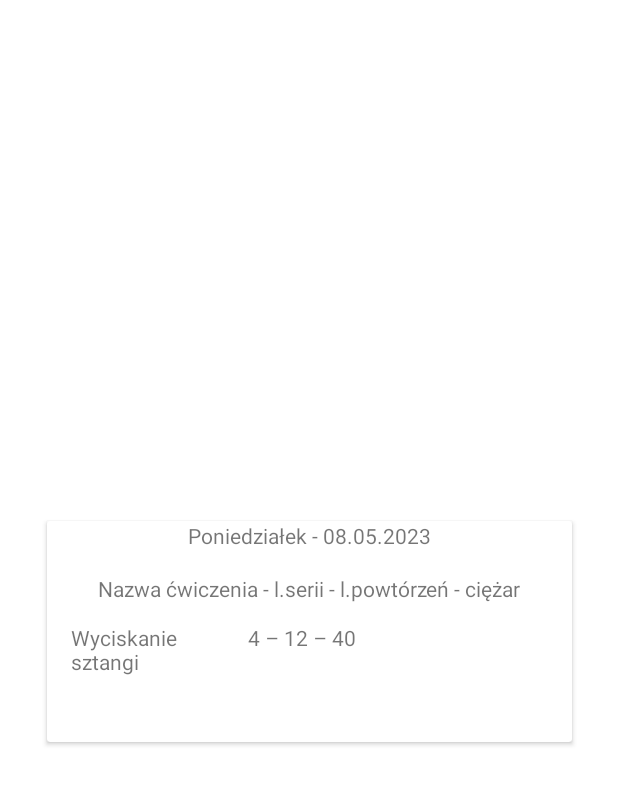
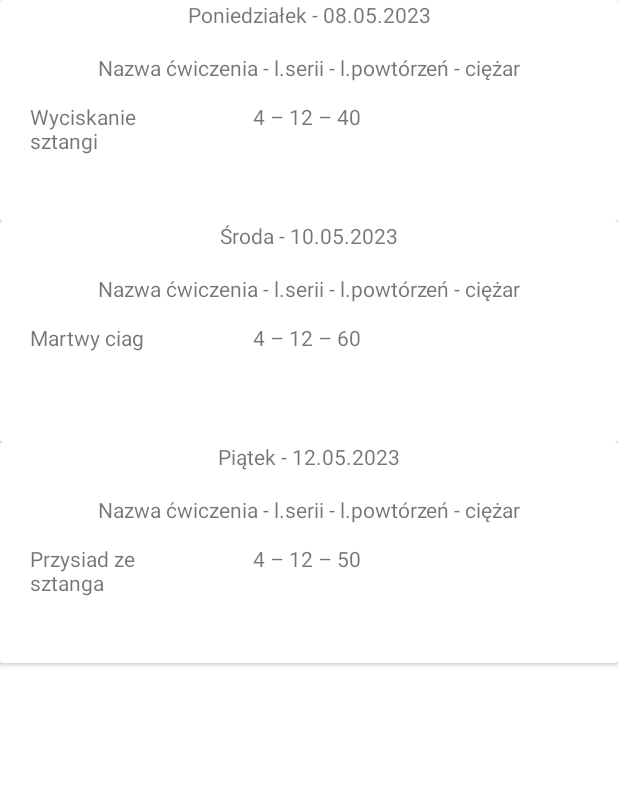
Before and after one commit to tfj4k3y/gainTracker, an Android app: the PreviewActivity screen opened directly, with no data from a screen before it, on a phone screen of 412 x 824 dp. Shown: the top 785 px of the screen. Run offline under Robolectric (Android 15) with nearby library versions, the phone set to English and light mode, and no system bars.

Commit message:
Trzeci commit

```diff
--- a/app/src/main/java/com/example/gaintracker/MainActivity.java
+++ b/app/src/main/java/com/example/gaintracker/activities/MainActivity.java
@@ -1,4 +1,4 @@
-package com.example.gaintracker;
+package com.example.gaintracker.activities;
 
 import androidx.appcompat.app.AppCompatActivity;
 
@@ -6,6 +6,8 @@ import android.content.Intent;
 import android.os.Bundle;
 import android.view.View;
 import android.widget.Button;
+
+import com.example.gaintracker.R;
 
 public class MainActivity extends AppCompatActivity {
 
--- a/app/src/main/java/com/example/gaintracker/PreviewActivity.java
+++ b/app/src/main/java/com/example/gaintracker/activities/PreviewActivity.java
@@ -1,10 +1,13 @@
-package com.example.gaintracker;
+package com.example.gaintracker.activities;
 
 import androidx.appcompat.app.AppCompatActivity;
 import androidx.recyclerview.widget.LinearLayoutManager;
 import androidx.recyclerview.widget.RecyclerView;
 
 import android.os.Bundle;
+
+import com.example.gaintracker.R;
+import com.example.gaintracker.RecycleviewAdapter;
 
 public class PreviewActivity extends AppCompatActivity {
 
--- a/app/src/main/java/com/example/gaintracker/SettingsActivity.java
+++ b/app/src/main/java/com/example/gaintracker/activities/SettingsActivity.java
@@ -1,10 +1,12 @@
-package com.example.gaintracker;
+package com.example.gaintracker.activities;
 
 import androidx.appcompat.app.AppCompatActivity;
 
 import android.os.Bundle;
 import android.view.View;
 import android.widget.Button;
+
+import com.example.gaintracker.R;
 
 public class SettingsActivity extends AppCompatActivity {
 
--- a/app/src/main/java/com/example/gaintracker/StartActivity.java
+++ b/app/src/main/java/com/example/gaintracker/activities/StartActivity.java
@@ -1,8 +1,10 @@
-package com.example.gaintracker;
+package com.example.gaintracker.activities;
 
 import androidx.appcompat.app.AppCompatActivity;
 
 import android.os.Bundle;
+
+import com.example.gaintracker.R;
 
 public class StartActivity extends AppCompatActivity {
 
--- a/app/src/main/res/layout/activity_main.xml
+++ b/app/src/main/res/layout/activity_main.xml
@@ -4,7 +4,7 @@
     xmlns:tools="http://schemas.android.com/tools"
     android:layout_width="match_parent"
     android:layout_height="match_parent"
-    tools:context=".MainActivity">
+    tools:context=".activities.MainActivity">
 
     <TextView
         android:id="@+id/mainTitle"
--- a/app/src/main/res/layout/activity_preview.xml
+++ b/app/src/main/res/layout/activity_preview.xml
@@ -4,7 +4,7 @@
     xmlns:tools="http://schemas.android.com/tools"
     android:layout_width="match_parent"
     android:layout_height="match_parent"
-    tools:context=".PreviewActivity">
+    tools:context=".activities.PreviewActivity">
 
     <androidx.recyclerview.widget.RecyclerView
         android:id="@+id/recycleview"
--- a/app/src/main/res/layout/activity_settings.xml
+++ b/app/src/main/res/layout/activity_settings.xml
@@ -4,7 +4,7 @@
     xmlns:tools="http://schemas.android.com/tools"
     android:layout_width="match_parent"
     android:layout_height="match_parent"
-    tools:context=".SettingsActivity">
+    tools:context=".activities.SettingsActivity">
 
     <TextView
         android:id="@+id/textView"
--- a/app/src/main/res/layout/activity_start.xml
+++ b/app/src/main/res/layout/activity_start.xml
@@ -4,6 +4,6 @@
     xmlns:tools="http://schemas.android.com/tools"
     android:layout_width="match_parent"
     android:layout_height="match_parent"
-    tools:context=".StartActivity">
+    tools:context=".activities.StartActivity">
 
 </androidx.constraintlayout.widget.ConstraintLayout>
--- a/app/src/main/res/layout/row_view.xml
+++ b/app/src/main/res/layout/row_view.xml
@@ -1,22 +1,14 @@
 <?xml version="1.0" encoding="utf-8"?>
-<androidx.constraintlayout.widget.ConstraintLayout xmlns:android="http://schemas.android.com/apk/res/android"
-    xmlns:app="http://schemas.android.com/apk/res-auto"
-    xmlns:tools="http://schemas.android.com/tools"
+<androidx.cardview.widget.CardView xmlns:android="http://schemas.android.com/apk/res/android"
+    xmlns:card_view="http://schemas.android.com/apk/res-auto"
+
+    android:id="@+id/constraint_layout_card"
     android:layout_width="match_parent"
-    android:layout_height="match_parent"
-    android:layout_margin="10dp">
-
-    <androidx.cardview.widget.CardView
-        android:layout_width="350dp"
-        android:layout_height="wrap_content"
-        android:layout_marginTop="291dp"
-        android:layout_marginBottom="274dp"
-        app:layout_constraintBottom_toBottomOf="parent"
-        app:layout_constraintEnd_toEndOf="parent"
-        app:layout_constraintStart_toStartOf="parent"
-        app:layout_constraintTop_toTopOf="parent">
+    android:layout_height="wrap_content">
 
     <androidx.constraintlayout.widget.ConstraintLayout
+        android:id="@+id/constraint_layout"
+        android:orientation="vertical"
         android:layout_width="match_parent"
         android:layout_height="147dp">
 
@@ -26,10 +18,10 @@
             android:layout_height="40dp"
             android:layout_marginTop="68dp"
             android:text="TextView"
-                app:layout_constraintEnd_toEndOf="parent"
-                app:layout_constraintHorizontal_bias="0.529"
-                app:layout_constraintStart_toEndOf="@+id/exercise_txt"
-                app:layout_constraintTop_toTopOf="parent" />
+            card_view:layout_constraintEnd_toEndOf="parent"
+            card_view:layout_constraintHorizontal_bias="0.529"
+            card_view:layout_constraintStart_toEndOf="@+id/exercise_txt"
+            card_view:layout_constraintTop_toTopOf="parent" />
 
         <TextView
             android:id="@+id/exercise_txt"
@@ -37,19 +29,19 @@
             android:layout_height="40dp"
             android:layout_marginTop="68dp"
             android:text="TextView"
-                app:layout_constraintEnd_toEndOf="parent"
-                app:layout_constraintHorizontal_bias="0.064"
-                app:layout_constraintStart_toStartOf="parent"
-                app:layout_constraintTop_toTopOf="parent" />
+            card_view:layout_constraintEnd_toEndOf="parent"
+            card_view:layout_constraintHorizontal_bias="0.064"
+            card_view:layout_constraintStart_toStartOf="parent"
+            card_view:layout_constraintTop_toTopOf="parent" />
 
         <TextView
             android:id="@+id/date_txt"
             android:layout_width="wrap_content"
             android:layout_height="wrap_content"
             android:text="TextView"
-                app:layout_constraintEnd_toEndOf="parent"
-                app:layout_constraintStart_toStartOf="parent"
-                app:layout_constraintTop_toTopOf="parent" />
+            card_view:layout_constraintEnd_toEndOf="parent"
+            card_view:layout_constraintStart_toStartOf="parent"
+            card_view:layout_constraintTop_toTopOf="parent" />
 
         <TextView
             android:id="@+id/preview_description"
@@ -57,11 +49,10 @@
             android:layout_height="wrap_content"
             android:layout_marginTop="16dp"
             android:text="@string/preview_destricption"
-                app:layout_constraintEnd_toEndOf="parent"
-                app:layout_constraintStart_toStartOf="parent"
-                app:layout_constraintTop_toBottomOf="@+id/date_txt" />
+            card_view:layout_constraintEnd_toEndOf="parent"
+            card_view:layout_constraintStart_toStartOf="parent"
+            card_view:layout_constraintTop_toBottomOf="@+id/date_txt" />
 
     </androidx.constraintlayout.widget.ConstraintLayout>
+
     </androidx.cardview.widget.CardView>
-
-</androidx.constraintlayout.widget.ConstraintLayout>
--- a/app/src/main/res/values/strings.xml
+++ b/app/src/main/res/values/strings.xml
@@ -7,6 +7,9 @@
     <string name="testText">To są ustawienia testowe!</string>
     <string name="backButton">Powrót</string>
     <string name="preview_destricption">Nazwa ćwiczenia - l.serii - l.powtórzeń - ciężar</string>
+
+
+    <!--Poniższe dane są testowe potrzebne do prezentacji działania recyclerviewera-->
 
     <string-array name="exercises">
         <item>Wyciskanie sztangi</item>
```
Also changed, not shown: app/src/main/AndroidManifest.xml (+4 -4 lines), app/src/main/java/com/example/gaintracker/database/DatabaseContract.java (added, +28 -0 lines). Lines whose indentation alone changed are shown as unchanged.
